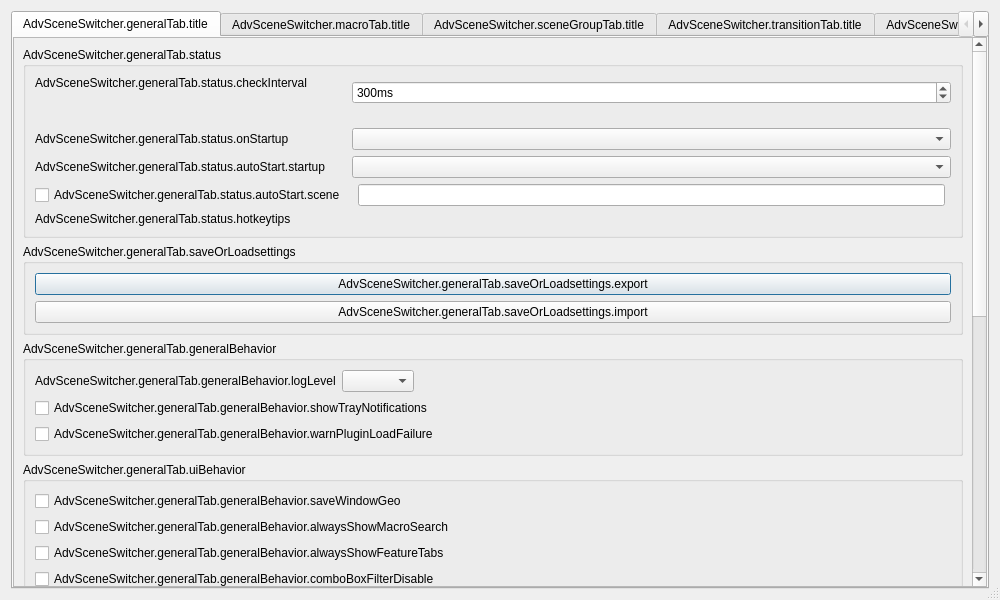
Qt form forms/advanced-scene-switcher.ui (WarmUpTill/SceneSwitcher) before a commit.
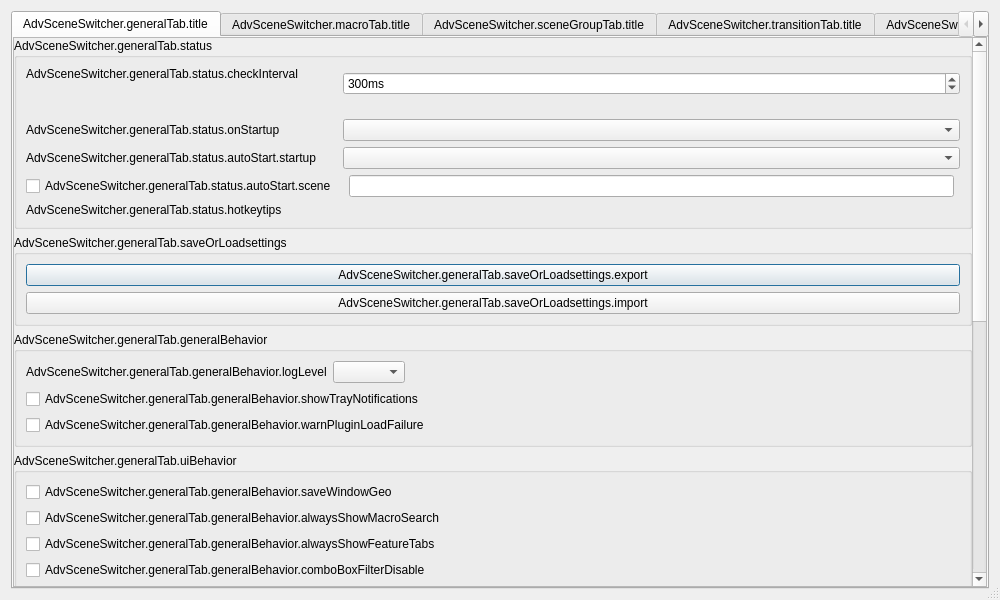
The same form after that commit. The open tabs and pages were chosen to show the change. Icons and pictures are not drawn. Custom widgets are drawn as their Qt base class.

The edit to the form file:
```diff
--- a/forms/advanced-scene-switcher.ui
+++ b/forms/advanced-scene-switcher.ui
@@ -68,10 +68,22 @@
             <x>0</x>
             <y>0</y>
             <width>962</width>
-            <height>1160</height>
+            <height>1142</height>
            </rect>
           </property>
           <layout class="QVBoxLayout" name="verticalLayout_19">
+           <property name="leftMargin">
+            <number>0</number>
+           </property>
+           <property name="topMargin">
+            <number>0</number>
+           </property>
+           <property name="rightMargin">
+            <number>0</number>
+           </property>
+           <property name="bottomMargin">
+            <number>0</number>
+           </property>
            <item>
             <widget class="QGroupBox" name="statusBox">
              <property name="title">
```
Left out of the diff: 7 changed lines with no effect on the pictures.
